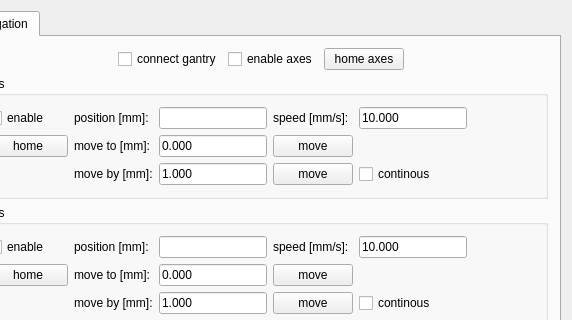
guescio/Magrathea, file magrathea.ui: the form before one commit; both pictures show x 656 to 1228 and y 0 to 320 of the 1228 by 634 pixel window.
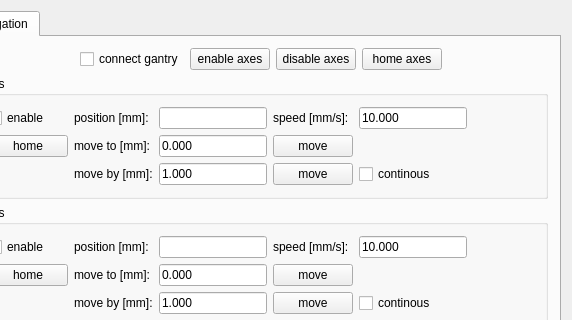
The form after the commit. The open tabs and pages were chosen to show the change.

Commit message: Setup navigation panel, updated MotionHandler and added preprocessor directives.

The edit to the form file:
```diff
--- a/magrathea.ui
+++ b/magrathea.ui
@@ -460,6 +460,12 @@
    </item>
    <item row="0" column="1">
     <widget class="QTabWidget" name="rightTabWidget">
+     <property name="sizePolicy">
+      <sizepolicy hsizetype="Fixed" vsizetype="Expanding">
+       <horstretch>0</horstretch>
+       <verstretch>0</verstretch>
+      </sizepolicy>
+     </property>
      <property name="minimumSize">
       <size>
        <width>600</width>
@@ -499,12 +505,19 @@
             </widget>
            </item>
            <item>
-            <widget class="QCheckBox" name="enableAxesBox">
+            <widget class="QPushButton" name="enableAxesButton">
              <property name="text">
               <string>enable axes</string>
              </property>
             </widget>
            </item>
+           <item>
+            <widget class="QPushButton" name="disableAxesButton">
+             <property name="text">
+              <string>disable axes</string>
+             </property>
+            </widget>
+           </item>
            <item>
             <widget class="QPushButton" name="homeAxesButton">
              <property name="text">
```
Left out of the diff: 6 changed lines with no effect on the pictures. The commit also changes 5 other files.
